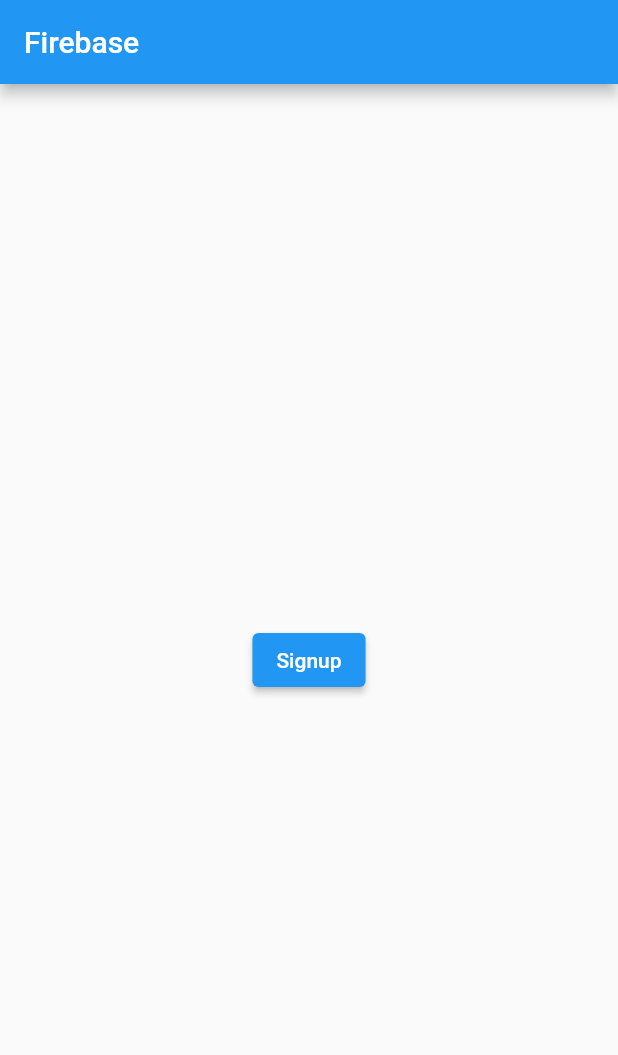
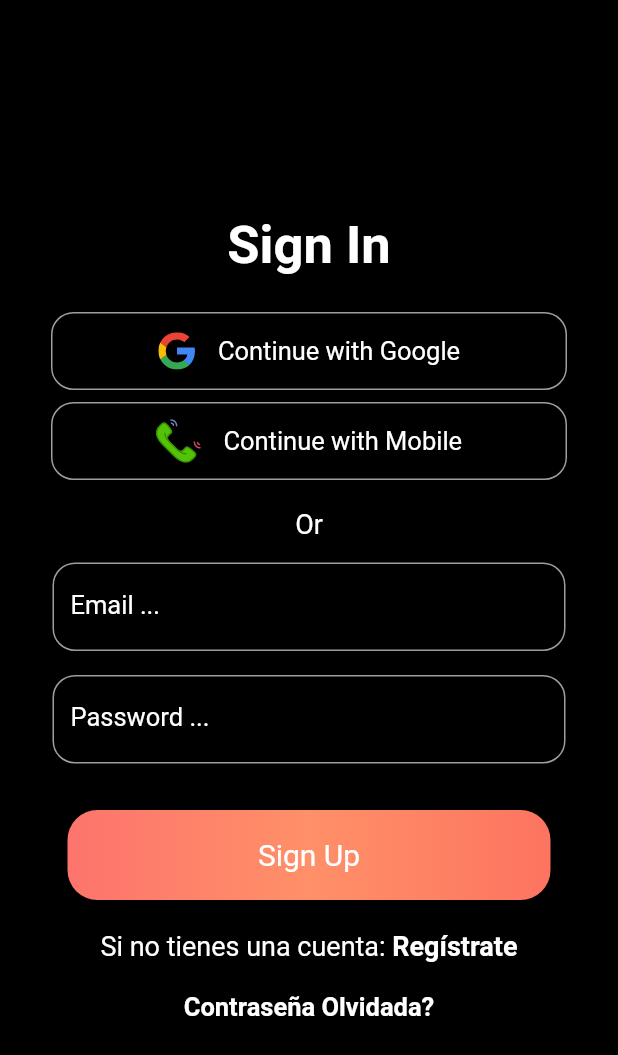
Before and after one commit to danielmaldonado1708/RecorDATE, a Flutter app: the screen it shows after launch, on a phone screen of 412 x 824 dp. Shown: the top 1055 px of the screen. Run offline on Flutter 3.47's test engine with Material 2 defaults, Android fonts, the phone set to English and light mode, and no system bars; our stand-ins replace firebase_auth, firebase_core, flutter_svg; accounts and stored records are empty.

Commit message:
frontend login y sign up

```diff
--- a/lib/main.dart
+++ b/lib/main.dart
@@ -1,16 +1,18 @@
 import 'package:firebase_core/firebase_core.dart';
 import 'package:flutter/material.dart';
 import 'package:firebase_auth/firebase_auth.dart' as firebase_auth;
+import 'package:recordate/pages/SignInPage.dart';
+import 'package:recordate/pages/SignUpPage.dart';
 
 void main() async {
   WidgetsFlutterBinding.ensureInitialized();
   await Firebase.initializeApp(
       options: FirebaseOptions(
-    apiKey: 'AIzaSyC7VXT3OcPotirTID8fu75Jee_imZub40g', // Your apiKey
-    appId: '1:867087829860:android:a71232b9502aba743b8871', // Your appId
-    messagingSenderId: '867087829860', // Your messagingSenderId
-    projectId: 'proyecto-todo-36e06', // Your projectId
-  ));
+      apiKey: 'AIzaSyC7VXT3OcPotirTID8fu75Jee_imZub40g', // Your apiKey
+      appId: '1:867087829860:android:a71232b9502aba743b8871', // Your appId
+      messagingSenderId: '867087829860', // Your messagingSenderId
+      projectId: 'proyecto-todo-36e06', // Your projectId
+    ));
   runApp(MyApp());
 }
 
@@ -36,19 +38,7 @@
   @override
   Widget build(BuildContext context) {
     return MaterialApp(
-      home: Scaffold(
-        appBar: AppBar(
-          title: Text("Firebase"),
-        ),
-        body: Center(
-          child: ElevatedButton(
-            onPressed: () {
-              signup();
-            },
-            child: Text("Signup"),
-          ),
-        ),
-      ),
+      home: SignInPage()
     );
   }
 }
--- /dev/null
+++ b/lib/pages/SignInPage.dart
@@ -0,0 +1,156 @@
+import 'package:flutter/material.dart';
+import 'package:flutter_svg/flutter_svg.dart';
+
+class SignInPage extends StatefulWidget {
+  const SignInPage({super.key});
+
+  @override
+  State<SignInPage> createState() => _SignInPageState();
+}
+
+class _SignInPageState extends State<SignInPage> {
+  @override
+  Widget build(BuildContext context) {
+    return Scaffold(
+      body: SingleChildScrollView(
+        child: Container(
+          height: MediaQuery.of(context).size.height,
+          width: MediaQuery.of(context).size.width,
+          color: Colors.black,
+          child: Column(
+            mainAxisAlignment: MainAxisAlignment.center,
+            children: [
+              Text(
+                'Sign In',
+                style: TextStyle(
+                    fontSize: 35,
+                    color: Colors.white,
+                    fontWeight: FontWeight.bold),
+              ),
+              SizedBox(
+                height: 20,
+              ),
+              buttonItem('assets/google.svg', 'Continue with Google', 25),
+              buttonItem('assets/phone.svg', 'Continue with Mobile', 30),
+              SizedBox(
+                height: 15,
+              ),
+              Text(
+                'Or',
+                style: TextStyle(color: Colors.white, fontSize: 18),
+              ),
+              SizedBox(
+                height: 15,
+              ),
+              textItem('Email ...'),
+              SizedBox(
+                height: 15,
+              ),
+              textItem('Password ...'),
+              SizedBox(
+                height: 30,
+              ),
+              colorButton(),
+              SizedBox(
+                height: 20,
+              ),
+              Row(
+                mainAxisAlignment: MainAxisAlignment.center,
+                children: [
+                  Text(
+                    'Si no tienes una cuenta: ',
+                    style: TextStyle(color: Colors.white, fontSize: 18),
+                  ),
+                  Text(
+                    'Regístrate',
+                    style: TextStyle(
+                        color: Colors.white,
+                        fontSize: 18,
+                        fontWeight: FontWeight.bold),
+                  )
+                ],
+              ),
+              SizedBox(
+                height: 20,
+              ),
+              Text(
+                'Contraseña Olvidada?',
+                style: TextStyle(
+                    color: Colors.white,
+                    fontSize: 17,
+                    fontWeight: FontWeight.bold),
+              )
+            ],
+          ),
+        ),
+      ),
+    );
+  }
+
+  Widget colorButton() {
+    return Container(
+      width: MediaQuery.of(context).size.width - 90,
+      height: 60,
+      decoration: BoxDecoration(
+          borderRadius: BorderRadius.circular(20),
+          gradient: LinearGradient(colors: [
+            Color(0xfffd746c),
+            Color(0xffff9068),
+            Color(0xfffd7460)
+          ])),
+      child: Center(
+        child: Text(
+          'Sign Up',
+          style: TextStyle(color: Colors.white, fontSize: 20),
+        ),
+      ),
+    );
+  }
+
+  Widget buttonItem(String imagepath, String buttonname, double size) {
+    return Container(
+      width: MediaQuery.of(context).size.width - 60,
+      height: 60,
+      child: Card(
+        color: Colors.black,
+        elevation: 8,
+        shape: RoundedRectangleBorder(
+            borderRadius: BorderRadius.circular(15),
+            side: BorderSide(width: 1, color: Colors.grey)),
+        child: Row(
+          mainAxisAlignment: MainAxisAlignment.center,
+          children: [
+            SvgPicture.asset(
+              imagepath,
+              height: size,
+              width: size,
+            ),
+            SizedBox(
+              width: 15,
+            ),
+            Text(
+              buttonname,
+              style: TextStyle(color: Colors.white, fontSize: 17),
+            )
+          ],
+        ),
+      ),
+    );
+  }
+
+  Widget textItem(String labeltext) {
+    return Container(
+      width: MediaQuery.of(context).size.width - 70,
+      height: 60,
+      child: TextFormField(
+        decoration: InputDecoration(
+          labelText: labeltext,
+          labelStyle: TextStyle(fontSize: 17, color: Colors.white),
+          enabledBorder: OutlineInputBorder(
+              borderRadius: BorderRadius.circular(15),
+              borderSide: BorderSide(width: 1, color: Colors.grey)),
+        ),
+      ),
+    );
+  }
+}
--- a/pubspec.yaml
+++ b/pubspec.yaml
@@ -38,6 +38,7 @@
   firebase_core: ^2.13.1
   firebase_auth: ^4.6.2
   cloud_firestore: ^4.8.0
+  flutter_svg: ^2.0.6
 
 dev_dependencies:
   flutter_test:
@@ -62,7 +63,8 @@
   uses-material-design: true
 
   # To add assets to your application, add an assets section, like this:
-  # assets:
+  assets:
+    - assets/
   #   - images/a_dot_burr.jpeg
   #   - images/a_dot_ham.jpeg
 
```
Also changed, not shown: lib/pages/SignUpPage.dart (added, +150 -0 lines), assets/google.svg (added), assets/phone.svg (added), pubspec.lock, 1 other file.
